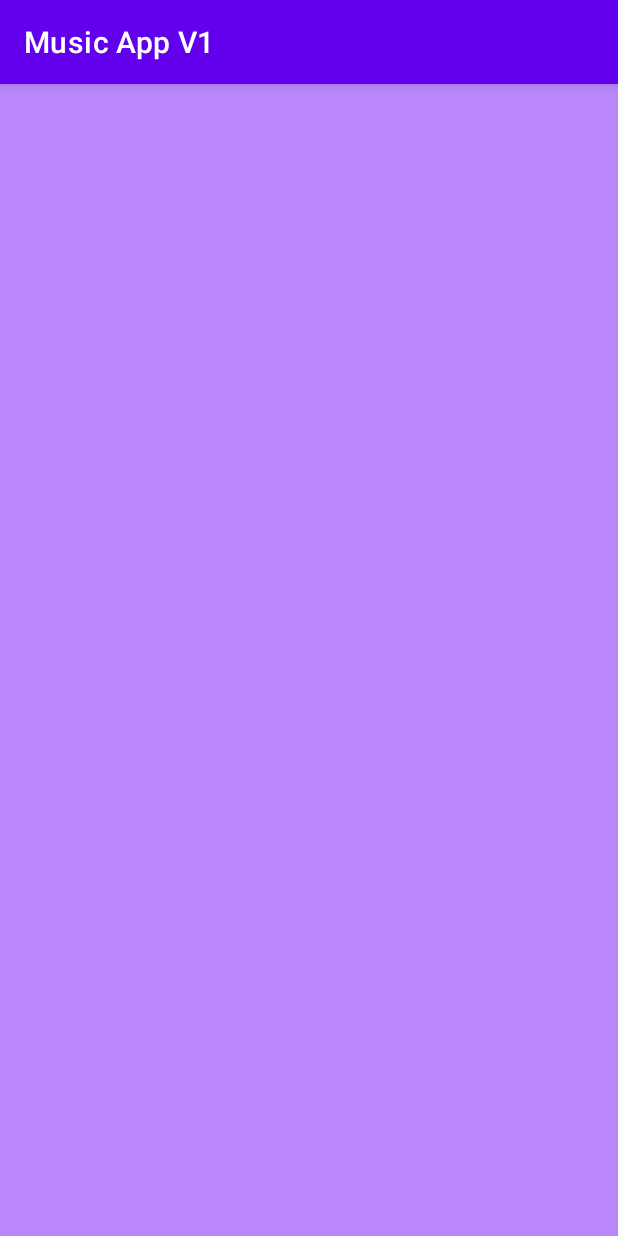
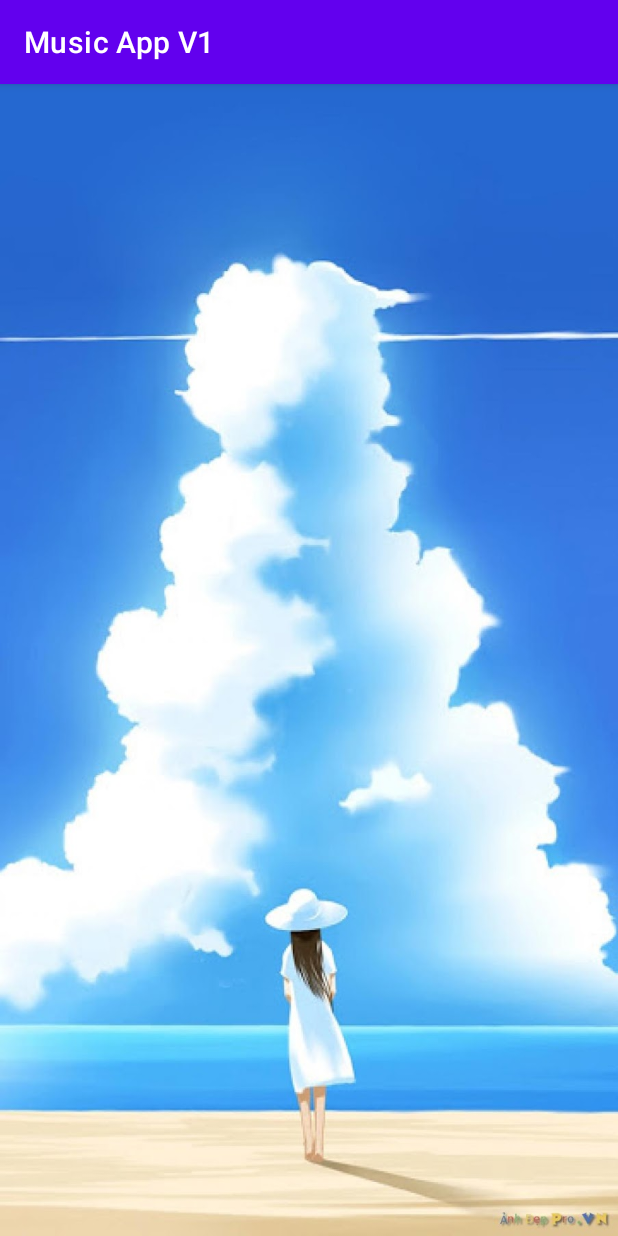
Before and after one commit to ngoantnut/MusicAppV1, an Android app: the screen it shows after launch (MainActivity), on a phone screen of 412 x 824 dp. Run offline under Robolectric (Android 15) with nearby library versions, the phone set to English and light mode, and no system bars; libraries missing offline, so code that uses them is left out: com.karumi.dexter; 1 statement that could not run was skipped.

```diff
--- a/app/src/main/java/com/example/musicappv1/PlayerActivity.java
+++ b/app/src/main/java/com/example/musicappv1/PlayerActivity.java
@@ -141,7 +141,7 @@ public class PlayerActivity extends AppCompatActivity {
                 }
                 else {
                     btnPlay.setBackgroundResource(R.drawable.ic_baseline_pause_24);
-                    mediaPlayer.pause();
+                    mediaPlayer.start();
 
                     TranslateAnimation moveAni = new TranslateAnimation(-25, 25, -25,25);
                     moveAni.setInterpolator(new AccelerateInterpolator());
--- a/app/src/main/res/layout/activity_main.xml
+++ b/app/src/main/res/layout/activity_main.xml
@@ -3,7 +3,7 @@
     xmlns:app="http://schemas.android.com/apk/res-auto"
     xmlns:tools="http://schemas.android.com/tools"
     android:layout_width="match_parent"
-    android:background="@color/purple_200"
+    android:background="@drawable/hhinhnne"
     android:layout_height="match_parent"
     tools:context=".MainActivity">
 
```
Also changed, not shown: app/src/main/res/drawable/hhinhnne.jpg (added).
